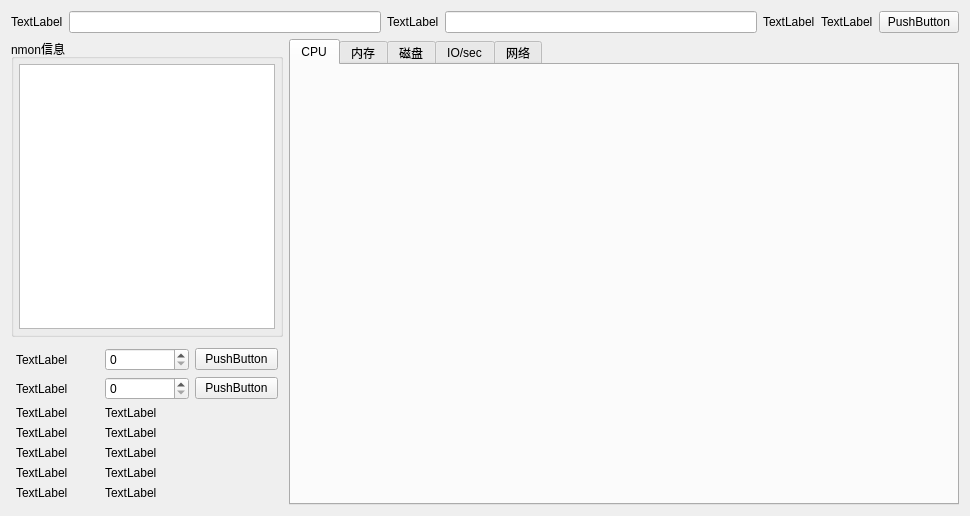
Above: hello_world/linx_monitor/gui/anlysis.ui from WatsonJay/python_test before the change. Below: the same form after it.
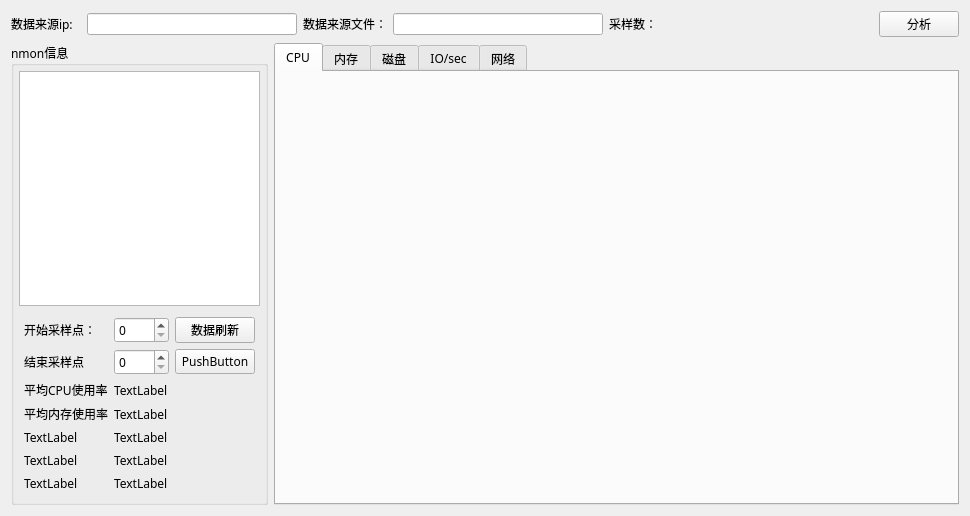
That is the form after the change.

Patch:
```diff
--- a/hello_world/linx_monitor/gui/anlysis.ui
+++ b/hello_world/linx_monitor/gui/anlysis.ui
@@ -1,7 +1,7 @@
 <?xml version="1.0" encoding="UTF-8"?>
 <ui version="4.0">
- <class>nmonAnForm</class>
- <widget class="QWidget" name="nmonAnForm">
+ <class>nmonAnalysis_Form</class>
+ <widget class="QWidget" name="nmonAnalysis_Form">
   <property name="geometry">
    <rect>
     <x>0</x>
@@ -15,56 +15,99 @@
   </property>
   <layout class="QVBoxLayout" name="verticalLayout" stretch="0,10">
    <item>
-    <layout class="QHBoxLayout" name="horizontalLayout">
+    <layout class="QHBoxLayout" name="horizontalLayout" stretch="1,3,1,3,0,3,1">
      <item>
       <widget class="QLabel" name="label">
+       <property name="font">
+        <font>
+         <family>微软雅黑</family>
+         <pointsize>9</pointsize>
+        </font>
+       </property>
        <property name="text">
-        <string>TextLabel</string>
+        <string>数据来源ip:</string>
        </property>
       </widget>
      </item>
      <item>
-      <widget class="QLineEdit" name="lineEdit"/>
+      <widget class="QLineEdit" name="ip_lineEdit">
+       <property name="readOnly">
+        <bool>true</bool>
+       </property>
+      </widget>
      </item>
      <item>
       <widget class="QLabel" name="label_2">
+       <property name="font">
+        <font>
+         <family>微软雅黑</family>
+         <pointsize>9</pointsize>
+        </font>
+       </property>
        <property name="text">
-        <string>TextLabel</string>
+        <string>数据来源文件：</string>
        </property>
       </widget>
      </item>
      <item>
-      <widget class="QLineEdit" name="lineEdit_2"/>
+      <widget class="QLineEdit" name="fileName_lineEdit">
+       <property name="readOnly">
+        <bool>true</bool>
+       </property>
+      </widget>
      </item>
      <item>
       <widget class="QLabel" name="label_3">
+       <property name="font">
+        <font>
+         <family>微软雅黑</family>
+         <pointsize>9</pointsize>
+        </font>
+       </property>
        <property name="text">
-        <string>TextLabel</string>
+        <string>采样数：</string>
        </property>
       </widget>
      </item>
      <item>
-      <widget class="QLabel" name="label_4">
+      <widget class="QLabel" name="simpleNum_label">
+       <property name="font">
+        <font>
+         <family>微软雅黑</family>
+         <pointsize>9</pointsize>
+        </font>
+       </property>
        <property name="text">
-        <string>TextLabel</string>
+        <string/>
        </property>
       </widget>
      </item>
      <item>
-      <widget class="QPushButton" name="pushButton">
+      <widget class="QPushButton" name="analysis_pushButton">
+       <property name="font">
+        <font>
+         <family>微软雅黑</family>
+         <pointsize>9</pointsize>
+        </font>
+       </property>
        <property name="text">
-        <string>PushButton</string>
+        <string>分析</string>
        </property>
       </widget>
      </item>
     </layout>
    </item>
    <item>
-    <layout class="QHBoxLayout" name="horizontalLayout_2" stretch="0,8">
+    <layout class="QHBoxLayout" name="horizontalLayout_2" stretch="3,8">
      <item>
       <layout class="QVBoxLayout" name="verticalLayout_2">
        <item>
         <widget class="QGroupBox" name="groupBox">
+         <property name="font">
+          <font>
+           <family>微软雅黑</family>
+          </font>
+         </property>
          <property name="title">
           <string>nmon信息</string>
          </property>
@@ -84,9 +127,6 @@
           <item>
            <widget class="QTextBrowser" name="textBrowser"/>
           </item>
-         </layout>
-        </widget>
-       </item>
        <item>
         <layout class="QGridLayout" name="gridLayout">
          <property name="leftMargin">
@@ -103,114 +143,218 @@
          </property>
          <item row="6" column="0">
           <widget class="QLabel" name="label_9">
-           <property name="text">
-            <string>TextLabel</string>
-           </property>
-          </widget>
-         </item>
-         <item row="6" column="1">
-          <widget class="QLabel" name="label_10">
+              <property name="font">
+               <font>
+                <family>微软雅黑</family>
+                <pointsize>9</pointsize>
+               </font>
+              </property>
            <property name="text">
-            <string>TextLabel</string>
-           </property>
-          </widget>
-         </item>
-         <item row="3" column="4">
-          <widget class="QPushButton" name="pushButton_2">
-           <property name="text">
-            <string>PushButton</string>
-           </property>
-          </widget>
-         </item>
-         <item row="5" column="0">
-          <widget class="QLabel" name="label_7">
-           <property name="text">
-            <string>TextLabel</string>
+               <string>平均内存使用率</string>
            </property>
           </widget>
          </item>
          <item row="3" column="1">
-          <widget class="QSpinBox" name="spinBox"/>
+             <widget class="QSpinBox" name="spinBox">
+              <property name="font">
+               <font>
+                <family>微软雅黑</family>
+               </font>
+              </property>
+             </widget>
          </item>
          <item row="3" column="0">
           <widget class="QLabel" name="label_5">
+              <property name="font">
+               <font>
+                <family>微软雅黑</family>
+                <pointsize>9</pointsize>
+               </font>
+              </property>
            <property name="text">
-            <string>TextLabel</string>
+               <string>开始采样点：</string>
            </property>
           </widget>
          </item>
-         <item row="5" column="1">
-          <widget class="QLabel" name="label_8">
+            <item row="5" column="0">
+             <widget class="QLabel" name="label_7">
+              <property name="font">
+               <font>
+                <family>微软雅黑</family>
+                <pointsize>9</pointsize>
+               </font>
+              </property>
            <property name="text">
-            <string>TextLabel</string>
+               <string>平均CPU使用率</string>
+              </property>
+             </widget>
+            </item>
+            <item row="3" column="4">
+             <widget class="QPushButton" name="pushButton_2">
+              <property name="font">
+               <font>
+                <family>微软雅黑</family>
+                <pointsize>9</pointsize>
+               </font>
+              </property>
+              <property name="text">
+               <string>数据刷新</string>
+              </property>
+             </widget>
+            </item>
+            <item row="4" column="1">
+             <widget class="QSpinBox" name="spinBox_2">
+              <property name="font">
+               <font>
+                <family>微软雅黑</family>
+               </font>
            </property>
           </widget>
          </item>
          <item row="4" column="0">
           <widget class="QLabel" name="label_6">
+              <property name="font">
+               <font>
+                <family>微软雅黑</family>
+                <pointsize>9</pointsize>
+               </font>
+              </property>
+              <property name="text">
+               <string>结束采样点</string>
+              </property>
+             </widget>
+            </item>
+            <item row="4" column="4">
+             <widget class="QPushButton" name="pushButton_4">
+              <property name="font">
+               <font>
+                <family>微软雅黑</family>
+                <pointsize>9</pointsize>
+               </font>
+              </property>
+              <property name="text">
+               <string>PushButton</string>
+              </property>
+             </widget>
+            </item>
+            <item row="11" column="1">
+             <widget class="QLabel" name="label_15">
+              <property name="font">
+               <font>
+                <family>微软雅黑</family>
+                <pointsize>9</pointsize>
+               </font>
+              </property>
            <property name="text">
             <string>TextLabel</string>
            </property>
           </widget>
          </item>
-         <item row="4" column="1">
-          <widget class="QSpinBox" name="spinBox_2"/>
-         </item>
-         <item row="7" column="1">
+            <item row="10" column="1">
           <widget class="QLabel" name="label_12">
-           <property name="text">
-            <string>TextLabel</string>
-           </property>
-          </widget>
-         </item>
-         <item row="7" column="0">
-          <widget class="QLabel" name="label_11">
-           <property name="text">
-            <string>TextLabel</string>
-           </property>
-          </widget>
-         </item>
-         <item row="8" column="0">
-          <widget class="QLabel" name="label_13">
+              <property name="font">
+               <font>
+                <family>微软雅黑</family>
+                <pointsize>9</pointsize>
+               </font>
+              </property>
            <property name="text">
             <string>TextLabel</string>
            </property>
           </widget>
          </item>
          <item row="8" column="1">
-          <widget class="QLabel" name="label_15">
+             <widget class="QLabel" name="label_10">
+              <property name="font">
+               <font>
+                <family>微软雅黑</family>
+                <pointsize>9</pointsize>
+               </font>
+              </property>
            <property name="text">
             <string>TextLabel</string>
            </property>
           </widget>
          </item>
-         <item row="9" column="0">
+            <item row="5" column="1">
           <widget class="QLabel" name="label_14">
+              <property name="font">
+               <font>
+                <family>微软雅黑</family>
+                <pointsize>9</pointsize>
+               </font>
+              </property>
            <property name="text">
             <string>TextLabel</string>
            </property>
           </widget>
          </item>
-         <item row="9" column="1">
+            <item row="6" column="1">
+             <widget class="QLabel" name="label_8">
+              <property name="font">
+               <font>
+                <family>微软雅黑</family>
+                <pointsize>9</pointsize>
+               </font>
+              </property>
+              <property name="text">
+               <string>TextLabel</string>
+              </property>
+             </widget>
+            </item>
+            <item row="11" column="0">
           <widget class="QLabel" name="label_16">
+              <property name="font">
+               <font>
+                <family>微软雅黑</family>
+                <pointsize>9</pointsize>
+               </font>
+              </property>
            <property name="text">
             <string>TextLabel</string>
            </property>
           </widget>
          </item>
-         <item row="4" column="4">
-          <widget class="QPushButton" name="pushButton_4">
+            <item row="10" column="0">
+             <widget class="QLabel" name="label_13">
+              <property name="font">
+               <font>
+                <family>微软雅黑</family>
+                <pointsize>9</pointsize>
+               </font>
+              </property>
            <property name="text">
-            <string>PushButton</string>
+               <string>TextLabel</string>
            </property>
           </widget>
          </item>
-        </layout>
+            <item row="8" column="0">
+             <widget class="QLabel" name="label_11">
+              <property name="font">
+               <font>
+                <family>微软雅黑</family>
+                <pointsize>9</pointsize>
+               </font>
+              </property>
+              <property name="text">
+               <string>TextLabel</string>
+              </property>
+             </widget>
+            </item>
+           </layout>
+          </item>
+         </layout>
+        </widget>
        </item>
       </layout>
      </item>
      <item>
       <widget class="QTabWidget" name="tabWidget">
+       <property name="font">
+        <font>
+         <family>微软雅黑</family>
+        </font>
+       </property>
        <property name="currentIndex">
         <number>0</number>
        </property>
```
Lines whose indentation alone changed are shown as unchanged.
